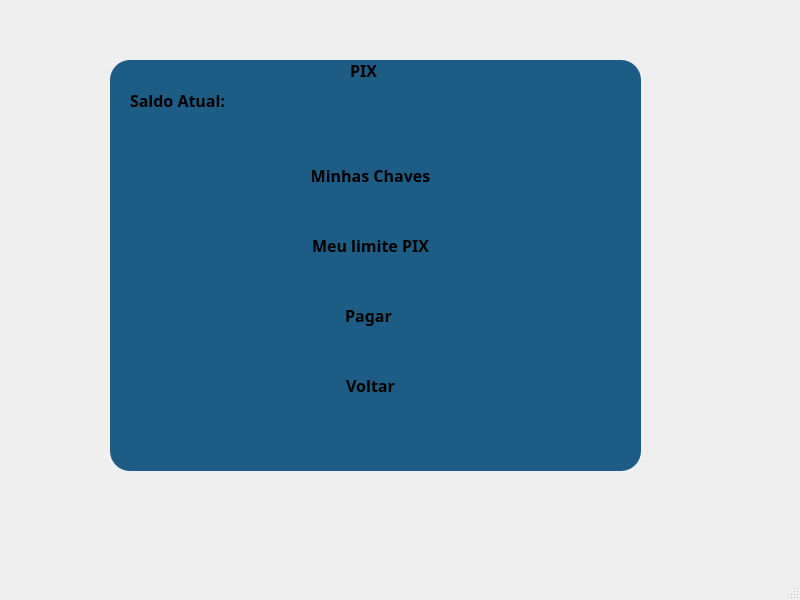
Before: the Qt Designer form pix.ui in WesleyKennedyCattaneo/stonks_bank, drawn with Qt 5.
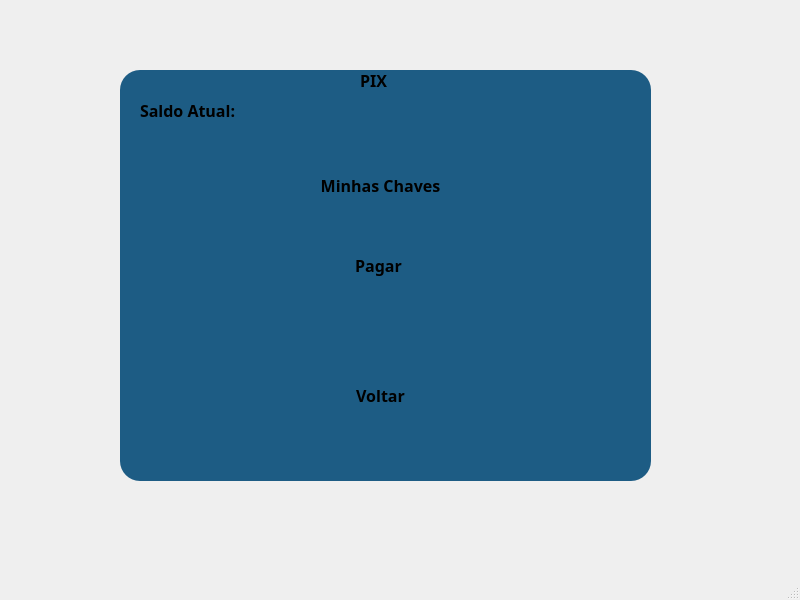
After: the same form once the commit is applied.

Diff of the .ui file:
```diff
--- a/pix.ui
+++ b/pix.ui
@@ -17,8 +17,8 @@
    <widget class="QWidget" name="widget" native="true">
     <property name="geometry">
      <rect>
-      <x>110</x>
-      <y>60</y>
+      <x>120</x>
+      <y>70</y>
       <width>531</width>
       <height>411</height>
      </rect>
@@ -104,51 +104,11 @@
       <string>Minhas Chaves</string>
      </property>
     </widget>
-    <widget class="QPushButton" name="pixlimiteButton">
-     <property name="geometry">
-      <rect>
-       <x>170</x>
-       <y>160</y>
-       <width>181</width>
-       <height>51</height>
-      </rect>
-     </property>
-     <property name="font">
-      <font>
-       <family>Arial Black</family>
-       <pointsize>12</pointsize>
-       <weight>75</weight>
-       <bold>true</bold>
-      </font>
-     </property>
-     <property name="styleSheet">
-      <string notr="true">
-QPushButton#cobrarButton{
-background-color:rgba(2, 65, 118, 255);
-color:rgba(255, 255, 255, 200);
-border-radius:5px;
-}
-
-QPushButton#cobrarButton:pressed{
-padding-left:5px;
-padding-top:5px;
-background-color:qlineargradient(spread:pad, x1:1, y1:1, x2:1, y2:0, stop:0 rgba(66, 199, 255, 100), stop:1 rgba(255, 255, 255, 100));
-}
-
-QPushButton#cobrarButton{
-background-color:rgba(2, 65, 118, 255);
-}
-</string>
-     </property>
-     <property name="text">
-      <string>Meu limite PIX</string>
-     </property>
-    </widget>
     <widget class="QPushButton" name="pixpagarButton">
      <property name="geometry">
       <rect>
        <x>170</x>
-       <y>230</y>
+       <y>170</y>
        <width>181</width>
        <height>51</height>
       </rect>
```
